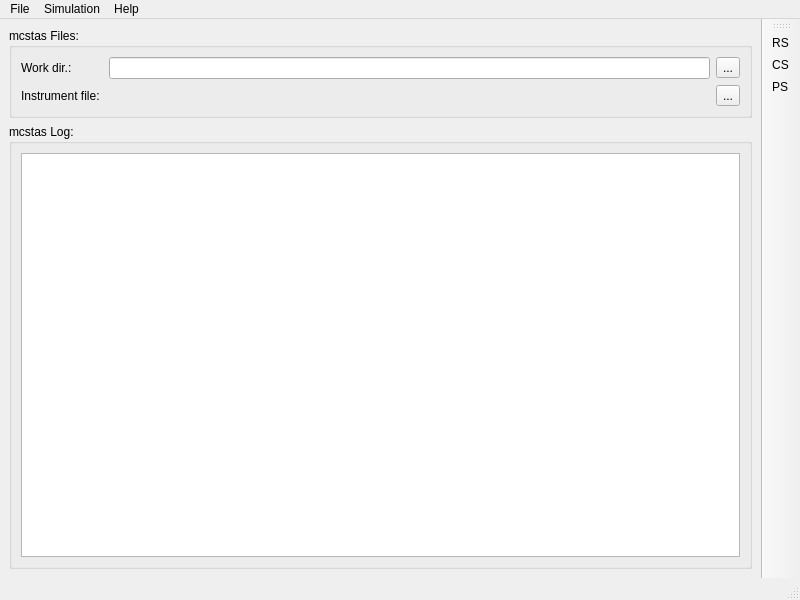
First picture: the form in trunk/tools/Python/mcgui/mw.ui, repository McStasMcXtrace/McCode, before the edit.
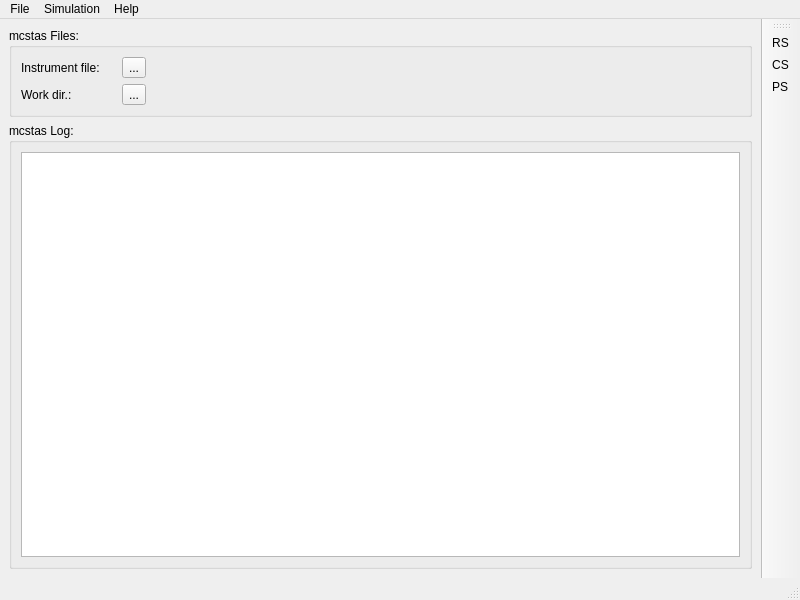
Second picture: the form after the edit. Icons and pictures are not drawn.

Commit message: event simplification, work dir, instr file UI impl

```diff
--- a/trunk/tools/Python/mcgui/mw.ui
+++ b/trunk/tools/Python/mcgui/mw.ui
@@ -26,13 +26,6 @@
       <layout class="QVBoxLayout" name="verticalLayout_2">
        <item>
         <layout class="QGridLayout" name="gridLayout">
-         <item row="1" column="2">
-          <widget class="QLineEdit" name="edtWorkingDir">
-           <property name="toolTip">
-            <string>Update path and press enter</string>
-           </property>
-          </widget>
-         </item>
          <item row="2" column="0">
           <widget class="QLabel" name="label_2">
            <property name="text">
@@ -47,16 +40,6 @@
            </property>
           </widget>
          </item>
-         <item row="1" column="3">
-          <widget class="QToolButton" name="tbtnWorkDir">
-           <property name="toolTip">
-            <string>Browse work dir...</string>
-           </property>
-           <property name="text">
-            <string>...</string>
-           </property>
-          </widget>
-         </item>
          <item row="2" column="3">
           <widget class="QToolButton" name="tbtnInstrument">
            <property name="toolTip">
@@ -67,13 +50,56 @@
            </property>
           </widget>
          </item>
-         <item row="1" column="0">
+         <item row="2" column="4">
+          <spacer name="horizontalSpacer_2">
+           <property name="orientation">
+            <enum>Qt::Horizontal</enum>
+           </property>
+           <property name="sizeHint" stdset="0">
+            <size>
+             <width>40</width>
+             <height>20</height>
+            </size>
+           </property>
+          </spacer>
+         </item>
+         <item row="3" column="0">
           <widget class="QLabel" name="label">
            <property name="text">
             <string>Work dir.:</string>
            </property>
           </widget>
          </item>
+         <item row="3" column="2">
+          <widget class="QLabel" name="lblWorkDir">
+           <property name="text">
+            <string>&lt;not defined&gt;</string>
+           </property>
+          </widget>
+         </item>
+         <item row="3" column="3">
+          <widget class="QToolButton" name="tbtnWorkDir">
+           <property name="toolTip">
+            <string>Browse work dir...</string>
+           </property>
+           <property name="text">
+            <string>...</string>
+           </property>
+          </widget>
+         </item>
+         <item row="3" column="4">
+          <spacer name="horizontalSpacer">
+           <property name="orientation">
+            <enum>Qt::Horizontal</enum>
+           </property>
+           <property name="sizeHint" stdset="0">
+            <size>
+             <width>40</width>
+             <height>20</height>
+            </size>
+           </property>
+          </spacer>
+         </item>
         </layout>
        </item>
       </layout>
```
Left out of the diff: 21 changed lines with no effect on the pictures. The commit also changes 2 other files.
